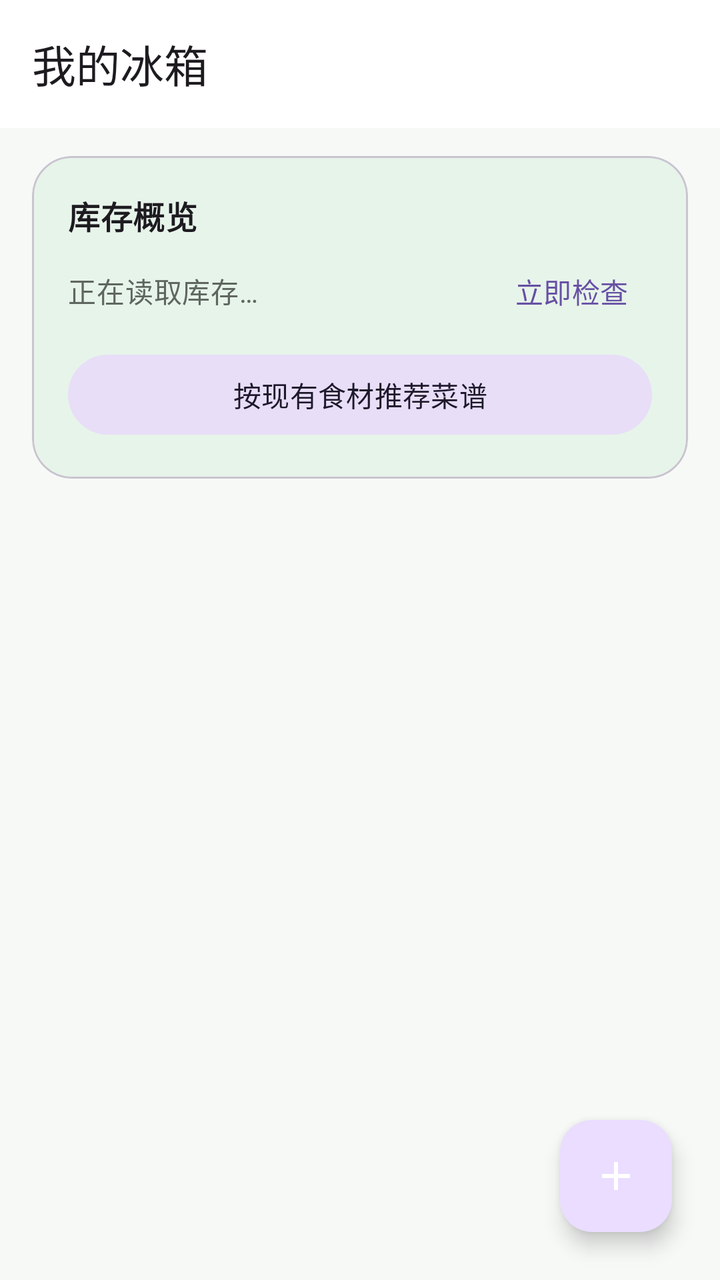
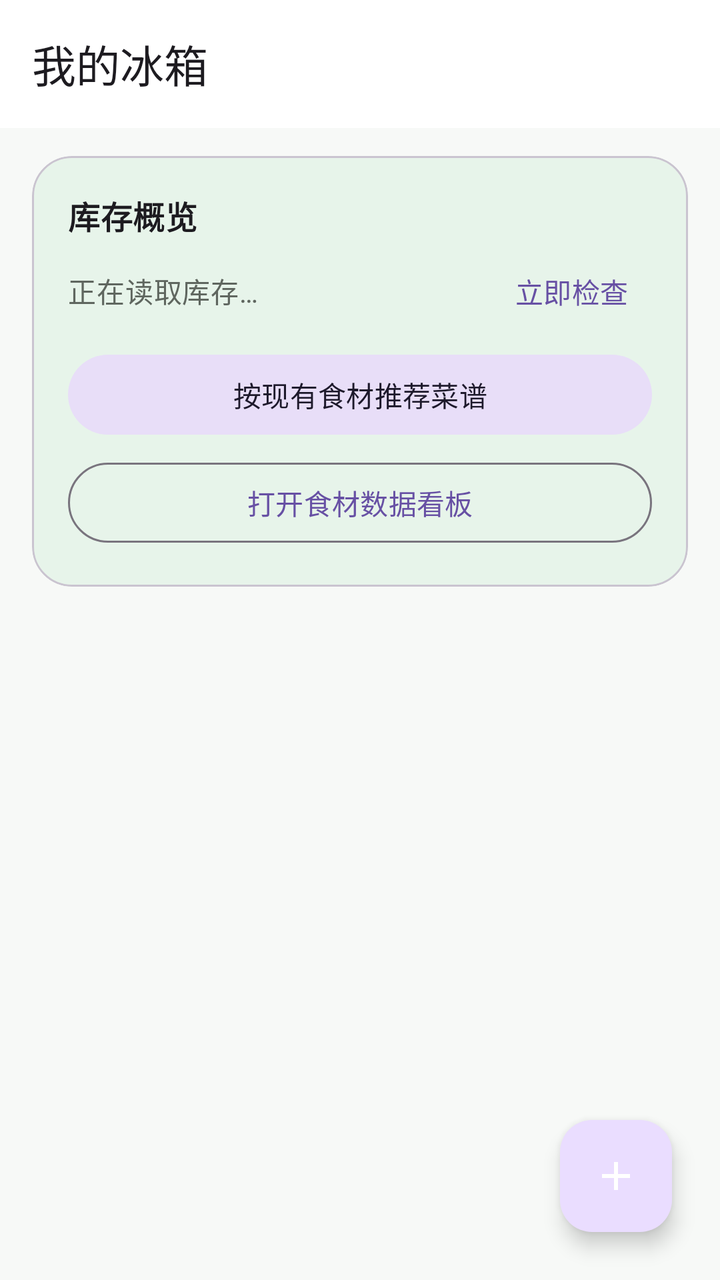

Before-and-after screenshots of an Android layout around one commit, followed by the original layout XML and the change that was made.
<!-- AndroidManifest.xml: application theme Theme.FridgeManager -->
<!-- res/layout/activity_main.xml -->
<?xml version="1.0" encoding="utf-8"?>
<androidx.coordinatorlayout.widget.CoordinatorLayout xmlns:android="http://schemas.android.com/apk/res/android"
    xmlns:app="http://schemas.android.com/apk/res-auto"
    xmlns:tools="http://schemas.android.com/tools"
    android:layout_width="match_parent"
    android:layout_height="match_parent"
    android:background="@color/screen_background"
    tools:context=".MainActivity">

    <LinearLayout
        android:layout_width="match_parent"
        android:layout_height="match_parent"
        android:orientation="vertical">

        <com.google.android.material.appbar.MaterialToolbar
            android:id="@+id/toolbar"
            android:layout_width="match_parent"
            android:layout_height="?attr/actionBarSize"
            android:background="@color/surface"
            app:title="@string/inventory_title"
            app:titleTextAppearance="@style/TextAppearance.Material3.TitleLarge" />

        <com.google.android.material.card.MaterialCardView
            android:layout_width="match_parent"
            android:layout_height="wrap_content"
            android:layout_marginHorizontal="16dp"
            android:layout_marginTop="14dp"
            app:cardBackgroundColor="@color/summary_card_background"
            app:cardCornerRadius="20dp"
            app:cardElevation="0dp">

            <LinearLayout
                android:layout_width="match_parent"
                android:layout_height="wrap_content"
                android:orientation="vertical"
                android:padding="18dp">

                <TextView
                    android:layout_width="wrap_content"
                    android:layout_height="wrap_content"
                    android:text="@string/inventory_overview"
                    android:textAppearance="@style/TextAppearance.Material3.TitleMedium"
                    android:textStyle="bold" />

                <LinearLayout
                    android:layout_width="match_parent"
                    android:layout_height="wrap_content"
                    android:layout_marginTop="6dp"
                    android:gravity="center_vertical"
                    android:orientation="horizontal">

                    <TextView
                        android:id="@+id/tv_summary"
                        android:layout_width="0dp"
                        android:layout_height="wrap_content"
                        android:layout_weight="1"
                        android:text="@string/inventory_summary_loading"
                        android:textAppearance="@style/TextAppearance.Material3.BodyMedium"
                        android:textColor="@color/on_surface_variant" />

                    <com.google.android.material.button.MaterialButton
                        android:id="@+id/btn_check_now"
                        style="@style/Widget.Material3.Button.TextButton"
                        android:layout_width="wrap_content"
                        android:layout_height="40dp"
                        android:minWidth="0dp"
                        android:text="@string/check_now" />
                </LinearLayout>

                <com.google.android.material.button.MaterialButton
                    android:id="@+id/btn_recipes"
                    style="@style/Widget.Material3.Button.TonalButton"
                    android:layout_width="match_parent"
                    android:layout_height="48dp"
                    android:layout_marginTop="8dp"
                    android:text="@string/smart_recipes" />
            </LinearLayout>
        </com.google.android.material.card.MaterialCardView>

        <FrameLayout
            android:layout_width="match_parent"
            android:layout_height="0dp"
            android:layout_weight="1">

            <androidx.recyclerview.widget.RecyclerView
                android:id="@+id/rv_food"
                android:layout_width="match_parent"
                android:layout_height="match_parent"
                android:clipToPadding="false"
                android:paddingHorizontal="10dp"
                android:paddingTop="10dp"
                android:paddingBottom="96dp"
                tools:listitem="@layout/item_food" />

            <ProgressBar
                android:id="@+id/progress_bar"
                android:layout_width="wrap_content"
                android:layout_height="wrap_content"
                android:layout_gravity="center"
                android:indeterminate="true" />

            <LinearLayout
                android:id="@+id/error_state"
                android:layout_width="match_parent"
                android:layout_height="match_parent"
                android:gravity="center"
                android:orientation="vertical"
                android:padding="32dp"
                android:visibility="gone">

                <TextView
                    android:layout_width="wrap_content"
                    android:layout_height="wrap_content"
                    android:text="@string/inventory_error_title"
                    android:textAppearance="@style/TextAppearance.Material3.TitleLarge"
                    android:textStyle="bold" />

                <TextView
                    android:id="@+id/tv_error_message"
                    android:layout_width="wrap_content"
                    android:layout_height="wrap_content"
                    android:layout_marginTop="8dp"
                    android:gravity="center"
                    android:textAppearance="@style/TextAppearance.Material3.BodyMedium"
                    android:textColor="@color/on_surface_variant" />

                <com.google.android.material.button.MaterialButton
                    android:id="@+id/btn_retry"
                    android:layout_width="wrap_content"
                    android:layout_height="wrap_content"
                    android:layout_marginTop="16dp"
                    android:text="@string/retry" />
            </LinearLayout>

            <LinearLayout
                android:id="@+id/empty_state"
                android:layout_width="match_parent"
                android:layout_height="match_parent"
                android:gravity="center"
                android:orientation="vertical"
                android:padding="32dp"
                android:visibility="gone">

                <TextView
                    android:layout_width="wrap_content"
                    android:layout_height="wrap_content"
                    android:text="@string/empty_inventory_title"
                    android:textAppearance="@style/TextAppearance.Material3.TitleLarge"
                    android:textStyle="bold" />

                <TextView
                    android:layout_width="wrap_content"
                    android:layout_height="wrap_content"
                    android:layout_marginTop="8dp"
                    android:gravity="center"
                    android:text="@string/empty_inventory_hint"
                    android:textAppearance="@style/TextAppearance.Material3.BodyMedium"
                    android:textColor="@color/on_surface_variant" />
            </LinearLayout>
        </FrameLayout>
    </LinearLayout>

    <com.google.android.material.floatingactionbutton.FloatingActionButton
        android:id="@+id/btn_add"
        android:layout_width="wrap_content"
        android:layout_height="wrap_content"
        android:layout_gravity="bottom|end"
        android:layout_margin="24dp"
        android:contentDescription="@string/add_food"
        android:src="@drawable/ic_add"
        app:tint="@color/white" />

</androidx.coordinatorlayout.widget.CoordinatorLayout>
<!-- res/layout/item_food.xml (included above) -->
<?xml version="1.0" encoding="utf-8"?>
<com.google.android.material.card.MaterialCardView xmlns:android="http://schemas.android.com/apk/res/android"
    xmlns:app="http://schemas.android.com/apk/res-auto"
    android:layout_width="match_parent"
    android:layout_height="wrap_content"
    android:layout_marginHorizontal="6dp"
    android:layout_marginVertical="6dp"
    android:clickable="true"
    android:focusable="true"
    android:foreground="?attr/selectableItemBackground"
    app:cardCornerRadius="18dp"
    app:cardElevation="1dp">

    <LinearLayout
        android:layout_width="match_parent"
        android:layout_height="wrap_content"
        android:orientation="vertical"
        android:paddingStart="18dp"
        android:paddingTop="14dp"
        android:paddingEnd="10dp"
        android:paddingBottom="16dp">

        <LinearLayout
            android:layout_width="match_parent"
            android:layout_height="wrap_content"
            android:gravity="center_vertical"
            android:orientation="horizontal">

            <TextView
                android:id="@+id/tv_status"
                android:layout_width="0dp"
                android:layout_height="wrap_content"
                android:layout_weight="1"
                android:textAppearance="@style/TextAppearance.Material3.LabelLarge"
                android:textStyle="bold" />

            <ImageButton
                android:id="@+id/btn_edit"
                android:layout_width="42dp"
                android:layout_height="42dp"
                android:background="?attr/selectableItemBackgroundBorderless"
                android:contentDescription="@string/edit"
                android:padding="10dp"
                android:src="@drawable/ic_edit"
                app:tint="@color/on_surface_variant" />

            <ImageButton
                android:id="@+id/btn_delete"
                android:layout_width="42dp"
                android:layout_height="42dp"
                android:background="?attr/selectableItemBackgroundBorderless"
                android:contentDescription="@string/delete"
                android:padding="11dp"
                android:src="@drawable/ic_delete"
                app:tint="@color/status_expired" />
        </LinearLayout>

        <TextView
            android:id="@+id/tv_name"
            android:layout_width="match_parent"
            android:layout_height="wrap_content"
            android:layout_marginTop="-2dp"
            android:textAppearance="@style/TextAppearance.Material3.HeadlineSmall"
            android:textStyle="bold" />

        <TextView
            android:id="@+id/tv_type"
            android:layout_width="wrap_content"
            android:layout_height="wrap_content"
            android:layout_marginTop="3dp"
            android:textAppearance="@style/TextAppearance.Material3.BodyMedium"
            android:textColor="@color/on_surface_variant" />

        <LinearLayout
            android:layout_width="match_parent"
            android:layout_height="wrap_content"
            android:layout_marginTop="10dp"
            android:orientation="horizontal">

            <TextView
                android:id="@+id/tv_count"
                android:layout_width="0dp"
                android:layout_height="wrap_content"
                android:layout_weight="1"
                android:textAppearance="@style/TextAppearance.Material3.BodyMedium" />

            <TextView
                android:id="@+id/tv_expire"
                android:layout_width="wrap_content"
                android:layout_height="wrap_content"
                android:textAppearance="@style/TextAppearance.Material3.BodyMedium" />
        </LinearLayout>
    </LinearLayout>

</com.google.android.material.card.MaterialCardView>
<!-- resources referenced by this layout -->
<resources>
  <color name="on_surface_variant">#FF5F665F</color>
  <color name="screen_background">#FFF7F9F7</color>
  <color name="status_expired">#FFBA1A1A</color>
  <color name="summary_card_background">#FFE7F4EA</color>
  <color name="surface">#FFFFFFFF</color>
  <color name="white">#FFFFFFFF</color>
  <!-- drawable ic_add (drawable) -->
  <?xml version="1.0" encoding="utf-8"?>
  <vector xmlns:android="http://schemas.android.com/apk/res/android"
      android:width="24dp"
      android:height="24dp"
      android:viewportWidth="24"
      android:viewportHeight="24">
      <path
          android:fillColor="#FFFFFFFF"
          android:pathData="M11,5h2v6h6v2h-6v6h-2v-6H5v-2h6z" />
  </vector>
  <!-- drawable ic_delete (drawable) -->
  <?xml version="1.0" encoding="utf-8"?>
  <vector xmlns:android="http://schemas.android.com/apk/res/android"
      android:width="24dp"
      android:height="24dp"
      android:viewportWidth="24"
      android:viewportHeight="24">
      <path
          android:fillColor="#FF000000"
          android:pathData="M6,19c0,1.1 0.9,2 2,2h8c1.1,0 2,-0.9 2,-2V7H6v12zM8,9h8v10H8V9zM15.5,4l-1,-1h-5l-1,1H5v2h14V4z" />
  </vector>
  <!-- drawable ic_edit (drawable) -->
  <?xml version="1.0" encoding="utf-8"?>
  <vector xmlns:android="http://schemas.android.com/apk/res/android"
      android:width="24dp"
      android:height="24dp"
      android:viewportWidth="24"
      android:viewportHeight="24">
      <path
          android:fillColor="#FF000000"
          android:pathData="M3,17.25V21h3.75L17.81,9.94l-3.75,-3.75L3,17.25zM20.71,7.04c0.39,-0.39 0.39,-1.02 0,-1.41l-2.34,-2.34c-0.39,-0.39 -1.02,-0.39 -1.41,0l-1.83,1.83 3.75,3.75 1.83,-1.83z" />
  </vector>
  <string name="add_food">添加食材</string>
  <string name="check_now">立即检查</string>
  <string name="delete">删除</string>
  <string name="edit">编辑</string>
  <string name="empty_inventory_hint">点击右下角的加号，记录第一份食材。</string>
  <string name="empty_inventory_title">冰箱还是空的</string>
  <string name="inventory_error_title">暂时无法读取库存</string>
  <string name="inventory_overview">库存概览</string>
  <string name="inventory_summary_loading">正在读取库存…</string>
  <string name="inventory_title">我的冰箱</string>
  <string name="retry">重试</string>
  <string name="smart_recipes">按现有食材推荐菜谱</string>
  <style name="Theme.FridgeManager" parent="Base.Theme.FridgeManager" />
  <style name="Base.Theme.FridgeManager" parent="Theme.Material3.DayNight.NoActionBar">
          
          
      </style>
</resources>

<!-- the commit's change to res/layout/activity_main.xml (unified diff, before → after) -->
@@ -74,6 +74,14 @@
                     android:layout_height="48dp"
                     android:layout_marginTop="8dp"
                     android:text="@string/smart_recipes" />
+
+                <com.google.android.material.button.MaterialButton
+                    android:id="@+id/btn_dashboard"
+                    style="@style/Widget.Material3.Button.OutlinedButton"
+                    android:layout_width="match_parent"
+                    android:layout_height="48dp"
+                    android:layout_marginTop="6dp"
+                    android:text="@string/open_dashboard" />
             </LinearLayout>
         </com.google.android.material.card.MaterialCardView>
 
<!-- resource entries referenced after the edit -->
@@ -49,6 +49,7 @@
   <string name="inventory_overview">库存概览</string>
   <string name="inventory_summary_loading">正在读取库存…</string>
   <string name="inventory_title">我的冰箱</string>
+  <string name="open_dashboard">打开食材数据看板</string>
   <string name="retry">重试</string>
   <string name="smart_recipes">按现有食材推荐菜谱</string>
   <style name="Theme.FridgeManager" parent="Base.Theme.FridgeManager" />
